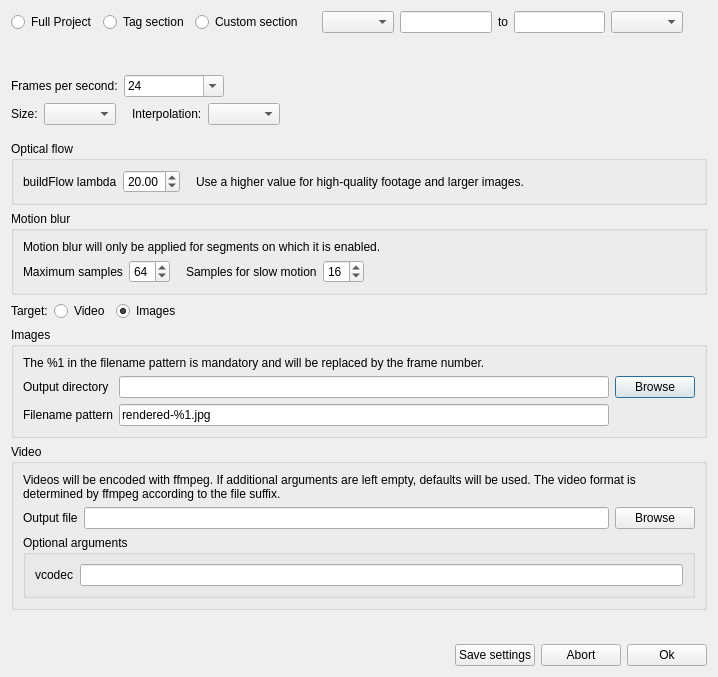
slowmoVideo/slowmoVideo, file slowmoVideo/slowmoUI/dialogues/renderingDialog.ui: the form before one commit.
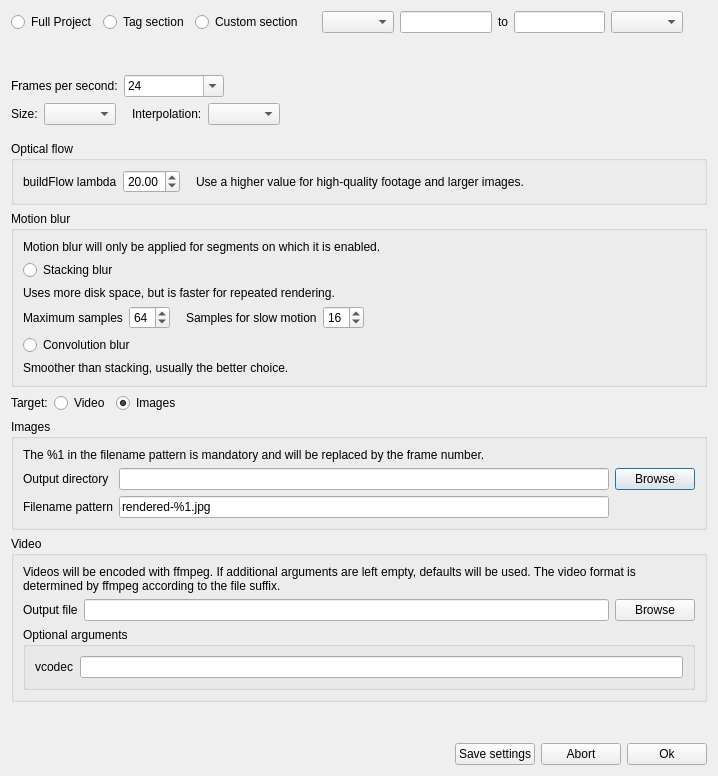
The form after the commit.

Commit message: Slowmo * Motion blur with convolution enabled.   The rendering dialog offers two options now, either stacking (old way) or convolution (new way). * Caching enabled for convolution blur. If a fully blurred frame is required (i.e. from frame n to n+1),   which is the case for example when the shutter starts at frame 45.3 and ends at 51.6, it will be cached. * (internal) Rendering parameter passing simplified

```diff
--- a/slowmoVideo/slowmoUI/dialogues/renderingDialog.ui
+++ b/slowmoVideo/slowmoUI/dialogues/renderingDialog.ui
@@ -7,7 +7,7 @@
     <x>0</x>
     <y>0</y>
     <width>718</width>
-    <height>670</height>
+    <height>776</height>
    </rect>
   </property>
   <property name="windowTitle">
@@ -419,6 +419,20 @@
         </property>
        </widget>
       </item>
+      <item>
+       <widget class="QRadioButton" name="radioBlurStacking">
+        <property name="text">
+         <string>Stacking blur</string>
+        </property>
+       </widget>
+      </item>
+      <item>
+       <widget class="QLabel" name="label_13">
+        <property name="text">
+         <string>Uses more disk space, but is faster for repeated rendering.</string>
+        </property>
+       </widget>
+      </item>
       <item>
        <layout class="QHBoxLayout" name="horizontalLayout_2">
         <item>
@@ -486,6 +500,20 @@
         </item>
        </layout>
       </item>
+      <item>
+       <widget class="QRadioButton" name="radioBlurConvolution">
+        <property name="text">
+         <string>Convolution blur</string>
+        </property>
+       </widget>
+      </item>
+      <item>
+       <widget class="QLabel" name="label_14">
+        <property name="text">
+         <string>Smoother than stacking, usually the better choice.</string>
+        </property>
+       </widget>
+      </item>
      </layout>
     </widget>
    </item>
```
The commit also changes 29 other files.
